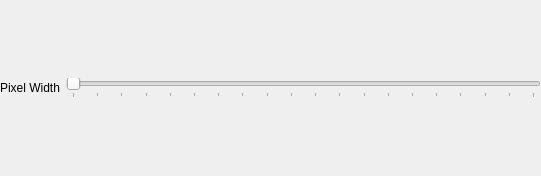
The window that kwin/Plasma-Overdose-KWinDeco/contents/ui/config.ui (Notify-ctrl/Plasma-Overdose) describes before a commit, drawn with Qt 5.
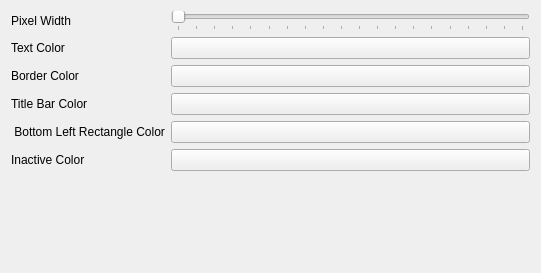
The same window after the commit. Custom widgets are drawn as their Qt base class.

Commit message: customizable window decoration color

Patch:
```diff
--- a/kwin/Plasma-Overdose-KWinDeco/contents/ui/config.ui
+++ b/kwin/Plasma-Overdose-KWinDeco/contents/ui/config.ui
@@ -7,26 +7,23 @@
     <x>0</x>
     <y>0</y>
     <width>541</width>
-    <height>176</height>
+    <height>273</height>
    </rect>
   </property>
   <property name="windowTitle">
    <string>Config Dialog</string>
   </property>
-  <layout class="QVBoxLayout">
-   <property name="margin" stdset="0">
-    <number>0</number>
-   </property>
+  <layout class="QHBoxLayout" name="horizontalLayout">
    <item>
-    <layout class="QHBoxLayout" name="horizontalLayout">
-     <item>
+    <layout class="QFormLayout" name="formLayout_2">
+     <item row="0" column="0">
       <widget class="QLabel" name="label">
        <property name="text">
         <string>Pixel Width</string>
        </property>
       </widget>
      </item>
-     <item>
+     <item row="0" column="1">
       <widget class="QSlider" name="kcfg_pixelWidth">
        <property name="minimum">
         <number>5</number>
@@ -48,10 +45,107 @@
        </property>
       </widget>
      </item>
+     <item row="1" column="0">
+      <widget class="QLabel" name="label_2">
+       <property name="text">
+        <string>Text Color</string>
+       </property>
+      </widget>
+     </item>
+     <item row="2" column="0">
+      <widget class="QLabel" name="label_3">
+       <property name="text">
+        <string>Border Color</string>
+       </property>
+      </widget>
+     </item>
+     <item row="2" column="1">
+      <widget class="KColorButton" name="kcfg_colorCyan">
+       <property name="defaultColor">
+        <color>
+         <red>144</red>
+         <green>244</green>
+         <blue>228</blue>
+        </color>
+       </property>
+      </widget>
+     </item>
+     <item row="3" column="0">
+      <widget class="QLabel" name="label_4">
+       <property name="text">
+        <string>Title Bar Color</string>
+       </property>
+      </widget>
+     </item>
+     <item row="3" column="1">
+      <widget class="KColorButton" name="kcfg_colorPink">
+       <property name="defaultColor">
+        <color>
+         <red>240</red>
+         <green>209</green>
+         <blue>241</blue>
+        </color>
+       </property>
+      </widget>
+     </item>
+     <item row="4" column="0">
+      <widget class="QLabel" name="label_5">
+       <property name="text">
+        <string> Bottom Left Rectangle Color</string>
+       </property>
+      </widget>
+     </item>
+     <item row="4" column="1">
+      <widget class="KColorButton" name="kcfg_colorMagenta">
+       <property name="defaultColor">
+        <color>
+         <red>234</red>
+         <green>160</green>
+         <blue>232</blue>
+        </color>
+       </property>
+      </widget>
+     </item>
+     <item row="5" column="0">
+      <widget class="QLabel" name="label_6">
+       <property name="text">
+        <string>Inactive Color</string>
+       </property>
+      </widget>
+     </item>
+     <item row="5" column="1">
+      <widget class="KColorButton" name="kcfg_colorGray">
+       <property name="defaultColor">
+        <color>
+         <red>227</red>
+         <green>227</green>
+         <blue>227</blue>
+        </color>
+       </property>
+      </widget>
+     </item>
+     <item row="1" column="1">
+      <widget class="KColorButton" name="kcfg_colorPurple">
+       <property name="defaultColor">
+        <color>
+         <red>77</red>
+         <green>35</green>
+         <blue>207</blue>
+        </color>
+       </property>
+      </widget>
+     </item>
     </layout>
    </item>
   </layout>
  </widget>
+ <customwidgets>
+  <customwidget>
+   <class>KColorButton</class>
+   <extends>QPushButton</extends>
+   <header>kcolorbutton.h</header>
+  </customwidget>
+ </customwidgets>
  <resources/>
  <connections/>
 </ui>
```
The commit also changes 3 other files.
